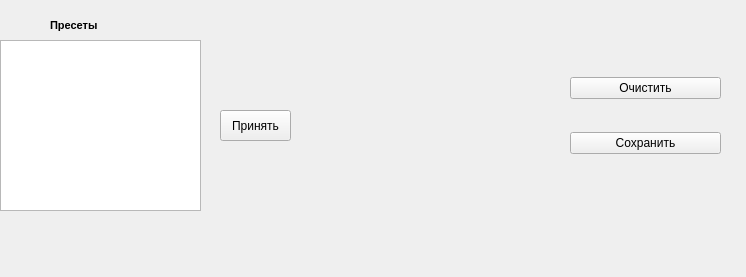
Before: the Qt Designer form static/presets.ui in Rhombus-H/lyceum_equalizer, drawn with Qt 5.
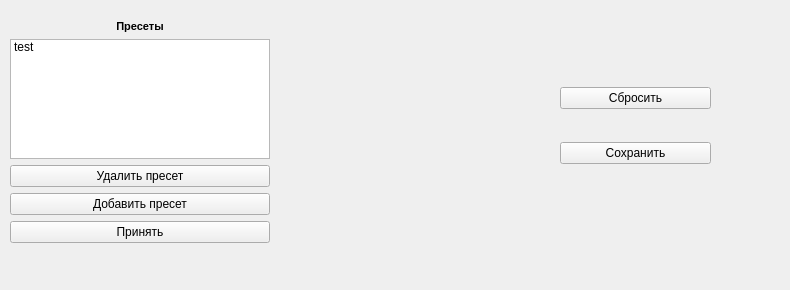
After: the same form once the commit is applied.

Commit message: updated widgets files, updated UIs

The edit to the form file:
```diff
--- a/static/presets.ui
+++ b/static/presets.ui
@@ -6,28 +6,18 @@
    <rect>
     <x>0</x>
     <y>0</y>
-    <width>746</width>
-    <height>277</height>
+    <width>790</width>
+    <height>290</height>
    </rect>
   </property>
   <property name="windowTitle">
    <string>Form</string>
   </property>
-  <widget class="QTableWidget" name="TableWidget">
-   <property name="geometry">
-    <rect>
-     <x>0</x>
-     <y>40</y>
-     <width>201</width>
-     <height>171</height>
-    </rect>
-   </property>
-  </widget>
   <widget class="QWidget" name="verticalLayoutWidget">
    <property name="geometry">
     <rect>
-     <x>570</x>
-     <y>50</y>
+     <x>560</x>
+     <y>60</y>
      <width>151</width>
      <height>131</height>
     </rect>
@@ -36,7 +26,7 @@
     <item>
      <widget class="QPushButton" name="ClearButton">
       <property name="text">
-       <string>Очистить</string>
+       <string>Сбросить</string>
       </property>
      </widget>
     </item>
@@ -49,38 +39,72 @@
     </item>
    </layout>
   </widget>
-  <widget class="QPushButton" name="AcceptButton">
+  <widget class="QWidget" name="">
    <property name="geometry">
     <rect>
-     <x>220</x>
-     <y>110</y>
-     <width>71</width>
-     <height>31</height>
+     <x>10</x>
+     <y>20</y>
+     <width>260</width>
+     <height>223</height>
     </rect>
    </property>
-   <property name="text">
-    <string>Принять</string>
-   </property>
-  </widget>
-  <widget class="QLabel" name="Presetslabel">
-   <property name="geometry">
-    <rect>
-     <x>50</x>
-     <y>0</y>
-     <width>101</width>
-     <height>51</height>
-    </rect>
-   </property>
-   <property name="font">
-    <font>
-     <pointsize>8</pointsize>
-     <weight>75</weight>
-     <bold>true</bold>
-    </font>
-   </property>
-   <property name="text">
-    <string>Пресеты</string>
-   </property>
+   <layout class="QVBoxLayout" name="verticalLayout_2">
+    <item>
+     <layout class="QHBoxLayout" name="horizontalLayout_2">
+      <item>
+       <widget class="QLabel" name="presetbox_label">
+        <property name="font">
+         <font>
+          <pointsize>8</pointsize>
+          <weight>75</weight>
+          <bold>true</bold>
+         </font>
+        </property>
+        <property name="text">
+         <string>Пресеты</string>
+        </property>
+        <property name="alignment">
+         <set>Qt::AlignCenter</set>
+        </property>
+       </widget>
+      </item>
+     </layout>
+    </item>
+    <item>
+     <layout class="QVBoxLayout" name="verticalLayout">
+      <item>
+       <widget class="QListWidget" name="presets_list">
+        <item>
+         <property name="text">
+          <string>test</string>
+         </property>
+        </item>
+       </widget>
+      </item>
+      <item>
+       <widget class="QPushButton" name="pushButton_2">
+        <property name="text">
+         <string>Удалить пресет</string>
+        </property>
+       </widget>
+      </item>
+      <item>
+       <widget class="QPushButton" name="pushButton">
+        <property name="text">
+         <string>Добавить пресет</string>
+        </property>
+       </widget>
+      </item>
+      <item>
+       <widget class="QPushButton" name="accept_button">
+        <property name="text">
+         <string>Принять</string>
+        </property>
+       </widget>
+      </item>
+     </layout>
+    </item>
+   </layout>
   </widget>
  </widget>
  <resources/>
```
The commit also changes 4 other files.
